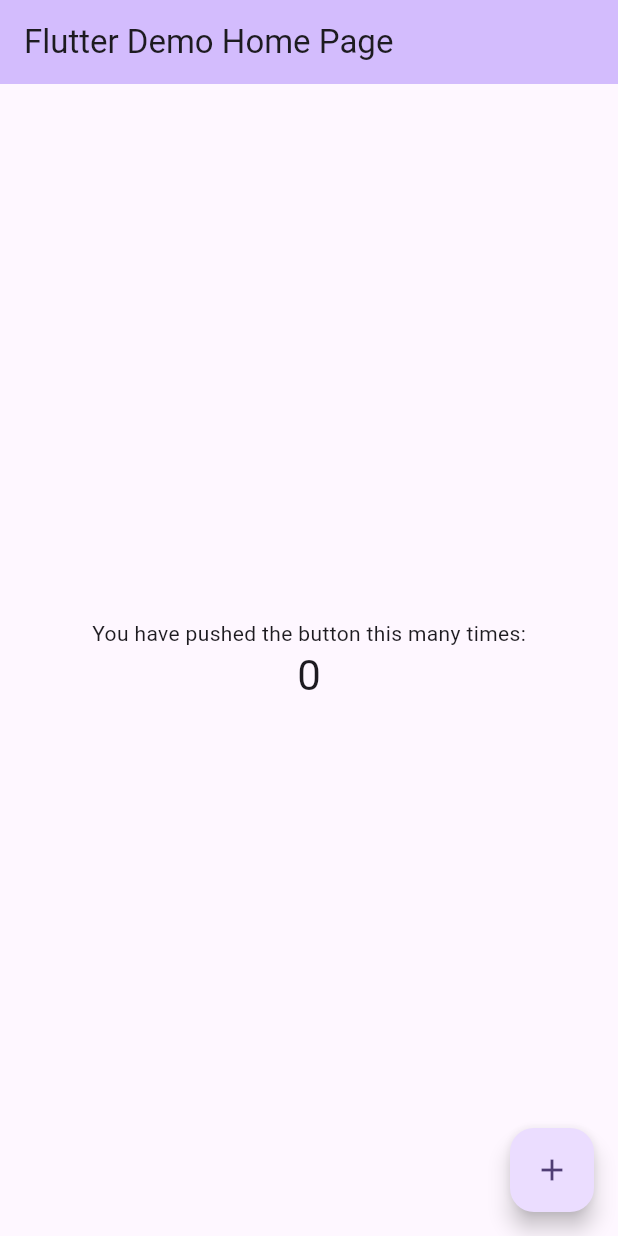
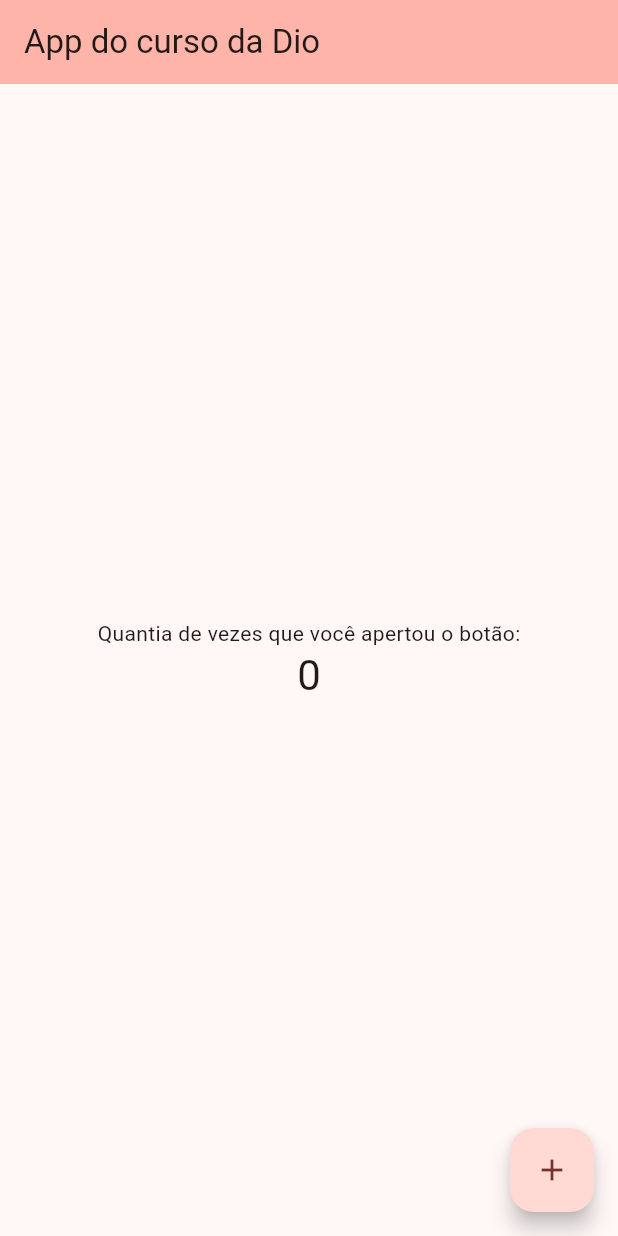
Before and after one commit to heltonhmariano/meuappflutter, a Flutter app: the screen it shows after launch, on a phone screen of 412 x 824 dp. Run offline on Flutter 3.47's test engine with Material 2 defaults, Android fonts, the phone set to English and light mode, and no system bars.

Commit message:
Cor/texto

```diff
--- a/lib/main.dart
+++ b/lib/main.dart
@@ -11,7 +11,7 @@ class MyApp extends StatelessWidget {
   @override
   Widget build(BuildContext context) {
     return MaterialApp(
-      title: 'Flutter Demo',
+      title: 'Demo Curso Dio',
       theme: ThemeData(
         // This is the theme of your application.
         //
@@ -28,10 +28,10 @@ class MyApp extends StatelessWidget {
         //
         // This works for code too, not just values: Most code changes can be
         // tested with just a hot reload.
-        colorScheme: ColorScheme.fromSeed(seedColor: Colors.deepPurple),
+        colorScheme: ColorScheme.fromSeed(seedColor: Colors.red),
         useMaterial3: true,
       ),
-      home: const MyHomePage(title: 'Flutter Demo Home Page'),
+      home: const MyHomePage(title: 'App do curso da Dio'),
     );
   }
 }
@@ -106,7 +106,7 @@ class _MyHomePageState extends State<MyHomePage> {
           mainAxisAlignment: MainAxisAlignment.center,
           children: <Widget>[
             const Text(
-              'You have pushed the button this many times:',
+              'Quantia de vezes que você apertou o botão:',
             ),
             Text(
               '$_counter',
```
